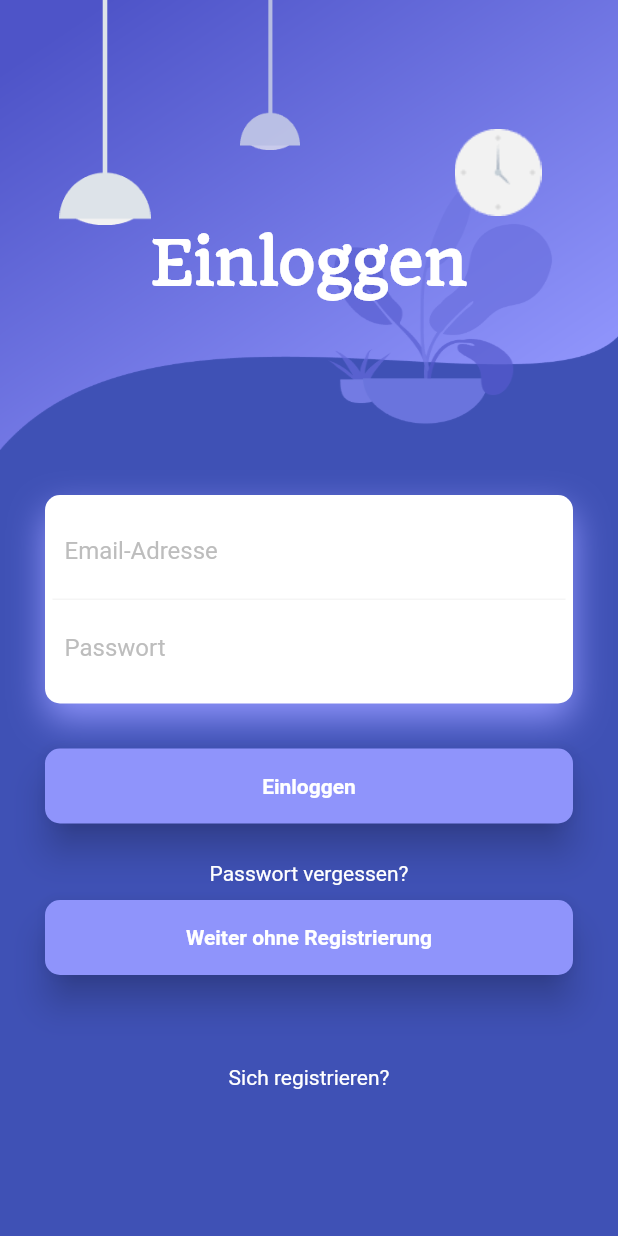
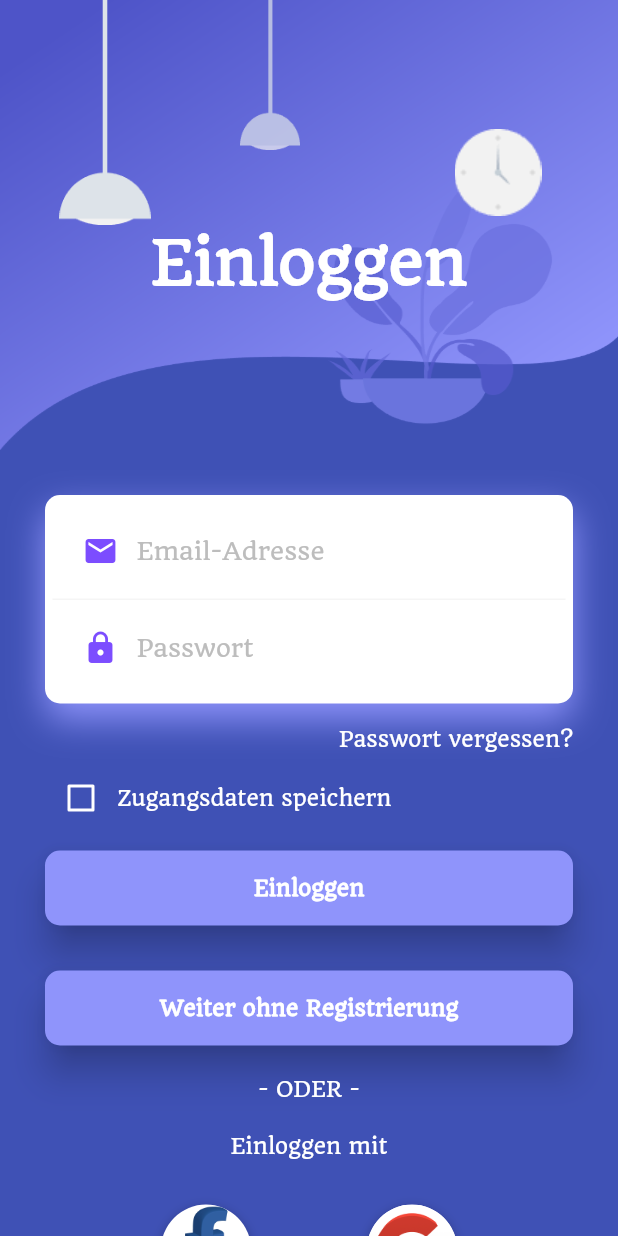
Before and after one commit to AlfredTachi/bsk_app, a Flutter app: the screen it shows after launch, on a phone screen of 412 x 824 dp. Run offline on Flutter 3.47's test engine with Material 2 defaults, Android fonts, the phone set to English and light mode, and no system bars; our stand-ins replace curved_navigation_bar; project files that could hold a hidden picture were left out.

Commit message:
Login UI

```diff
--- a/lib/login/login.dart
+++ b/lib/login/login.dart
@@ -8,13 +8,14 @@ class LoginPage extends StatefulWidget {
 class _LoginPageState extends State<LoginPage> {
   @override
   Widget build(BuildContext context) {
+    bool _rememberMe = false;
     return Scaffold(
       // fix overflow when keyboard is opening
       // resizeToAvoidBottomInset: false,
       backgroundColor: Colors.indigo,
       body: SingleChildScrollView(
         child: Column(
-          mainAxisAlignment: MainAxisAlignment.spaceEvenly,
+          mainAxisAlignment: MainAxisAlignment.start,
           children: <Widget>[
             Container(
               height: 300,
@@ -80,6 +81,7 @@ class _LoginPageState extends State<LoginPage> {
             Padding(
               padding: EdgeInsets.all(30.0),
               child: Column(
+                mainAxisAlignment: MainAxisAlignment.start,
                 children: <Widget>[
                   Container(
                     padding: EdgeInsets.all(5.0),
@@ -94,6 +96,7 @@ class _LoginPageState extends State<LoginPage> {
                           )
                         ]),
                     child: Column(
+                      mainAxisAlignment: MainAxisAlignment.start,
                       children: <Widget>[
                         Container(
                           padding: EdgeInsets.all(8.0),
@@ -101,26 +104,81 @@ class _LoginPageState extends State<LoginPage> {
                               border: Border(
                                   bottom: BorderSide(color: Colors.grey[100]))),
                           child: TextField(
+                            keyboardType: TextInputType.emailAddress,
                             decoration: InputDecoration(
                                 border: InputBorder.none,
+                                contentPadding: EdgeInsets.only(top: 14.0),
                                 hintText: "Email-Adresse",
-                                hintStyle: TextStyle(color: Colors.grey[400])),
+                                hintStyle: TextStyle(
+                                    color: Colors.grey[400],
+                                    fontFamily: "Quando"),
+                                prefixIcon: Icon(Icons.email,
+                                    color: Colors.deepPurpleAccent)),
                           ),
                         ),
                         Container(
                           padding: EdgeInsets.all(8.0),
                           child: TextField(
+                            obscureText: true,
                             decoration: InputDecoration(
                                 border: InputBorder.none,
+                                contentPadding: EdgeInsets.only(top: 14.0),
                                 hintText: "Passwort",
-                                hintStyle: TextStyle(color: Colors.grey[400])),
+                                hintStyle: TextStyle(
+                                  color: Colors.grey[400],
+                                  fontFamily: "Quando",
+                                ),
+                                prefixIcon: Icon(Icons.lock,
+                                    color: Colors.deepPurpleAccent)),
+                          ),
+                        ),
+                      ],
+                    ),
+                  ),
+                  Container(
+                    alignment: Alignment.centerRight,
+                    child: FlatButton(
+                      onPressed: () =>
+                          print("Passwort-vergessen-Button angeklickt"),
+                      padding: EdgeInsets.only(right: 0.0),
+                      child: Text(
+                        "Passwort vergessen?",
+                        style: TextStyle(
+                          color: Colors.white,
+                          fontFamily: "Quando",
+                        ),
+                      ),
+                    ),
+                  ),
+                  Container(
+                    height: 30.0,
+                    child: Row(
+                      children: <Widget>[
+                        Theme(
+                          data: ThemeData(unselectedWidgetColor: Colors.white),
+                          child: Checkbox(
+                            value: _rememberMe,
+                            checkColor: Colors.red,
+                            activeColor: Colors.white,
+                            onChanged: (value) {
+                              setState(() {
+                                _rememberMe = value;
+                              });
+                            },
+                          ),
+                        ),
+                        Text(
+                          'Zugangsdaten speichern',
+                          style: TextStyle(
+                            color: Colors.white,
+                            fontFamily: "Quando",
                           ),
                         ),
                       ],
                     ),
                   ),
                   SizedBox(
-                    height: 30,
+                    height: 20,
                   ),
                   MaterialButton(
                     onPressed: () {
@@ -141,22 +199,14 @@ class _LoginPageState extends State<LoginPage> {
                           style: TextStyle(
                             color: Colors.white,
                             fontWeight: FontWeight.bold,
+                            fontFamily: "Quando",
                           ),
                         ),
                       ),
                     ),
                   ),
                   SizedBox(
-                    height: 25,
-                  ),
-                  Text(
-                    "Passwort vergessen?",
-                    style: TextStyle(
-                      color: Colors.white,
-                    ),
-                  ),
-                  SizedBox(
-                    height: 10,
+                    height: 30,
                   ),
                   MaterialButton(
                     onPressed: () {
@@ -177,20 +227,21 @@ class _LoginPageState extends State<LoginPage> {
                           style: TextStyle(
                             color: Colors.white,
                             fontWeight: FontWeight.bold,
+                            fontFamily: "Quando",
                           ),
                         ),
                       ),
                     ),
                   ),
                   SizedBox(
-                    height: 60,
+                    height: 20,
                   ),
-                  Text(
-                    "Sich registrieren?",
-                    style: TextStyle(
-                      color: Colors.white,
-                    ),
+                  _buildSignInWithText(),
+                  _buildSocialBtnRow(),
+                  SizedBox(
+                    height: 20,
                   ),
+                  _buildSignupBtn(),
                 ],
               ),
             ),
@@ -199,4 +250,99 @@ class _LoginPageState extends State<LoginPage> {
       ),
     );
   }
+
+  Widget _buildSignInWithText() {
+    return Column(
+      children: <Widget>[
+        Text(
+          '- ODER -',
+          style: TextStyle(
+            color: Colors.white,
+            fontWeight: FontWeight.w400,
+            fontFamily: "Quando",
+          ),
+        ),
+        SizedBox(height: 20.0),
+        Text(
+          'Einloggen mit',
+          style: TextStyle(color: Colors.white, fontFamily: "Quando"),
+        ),
+      ],
+    );
+  }
+
+  Widget _buildSocialBtn(Function onTap, AssetImage logo) {
+    return GestureDetector(
+      onTap: onTap,
+      child: Container(
+        height: 60.0,
+        width: 60.0,
+        decoration: BoxDecoration(
+          shape: BoxShape.circle,
+          color: Colors.white,
+          boxShadow: [
+            BoxShadow(
+              color: Colors.black26,
+              offset: Offset(0, 2),
+              blurRadius: 6.0,
+            ),
+          ],
+          image: DecorationImage(
+            image: logo,
+          ),
+        ),
+      ),
+    );
+  }
+
+  Widget _buildSocialBtnRow() {
+    return Padding(
+      padding: EdgeInsets.symmetric(vertical: 30.0),
+      child: Row(
+        mainAxisAlignment: MainAxisAlignment.spaceEvenly,
+        children: <Widget>[
+          _buildSocialBtn(
+            () => print('Mit Facebook einloggen'),
+            AssetImage(
+              'images/fblogo.png',
+            ),
+          ),
+          _buildSocialBtn(
+            () => print('Mit Google einloggen'),
+            AssetImage(
+              'images/googlelogo.png',
+            ),
+          ),
+        ],
+      ),
+    );
+  }
+
+  Widget _buildSignupBtn() {
+    return GestureDetector(
+      onTap: () => print('Registrieren Button angeklickt'),
+      child: RichText(
+        text: TextSpan(
+          children: [
+            TextSpan(
+              text: 'Noch keinen Account? ',
+              style: TextStyle(
+                  color: Colors.white,
+                  fontSize: 14.0,
+                  fontWeight: FontWeight.w400,
+                  fontFamily: "Quando"),
+            ),
+            TextSpan(
+              text: 'Registrieren',
+              style: TextStyle(
+                  color: Colors.white,
+                  fontSize: 14.0,
+                  fontWeight: FontWeight.bold,
+                  fontFamily: "Quando"),
+            ),
+          ],
+        ),
+      ),
+    );
+  }
 }
```
Also changed, not shown: images/fblogo.png (added), images/googlelogo.png (added).
